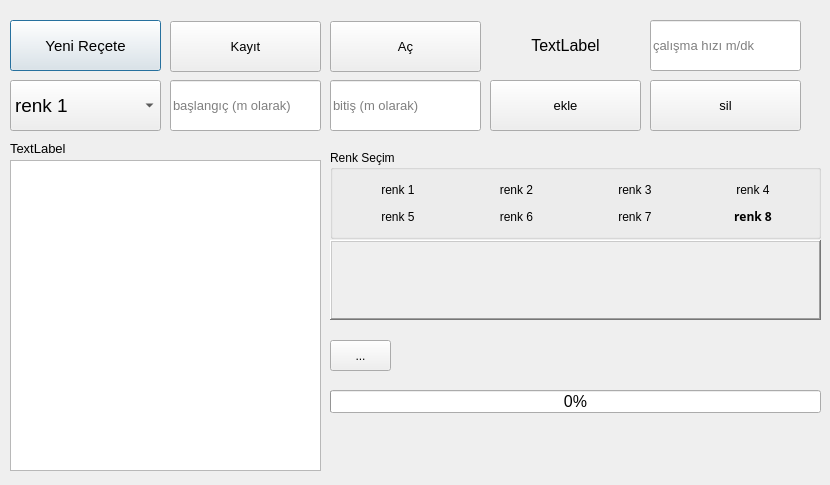
Old version of the form vpRecete.ui in the repository mbasaran77/my_pro001.
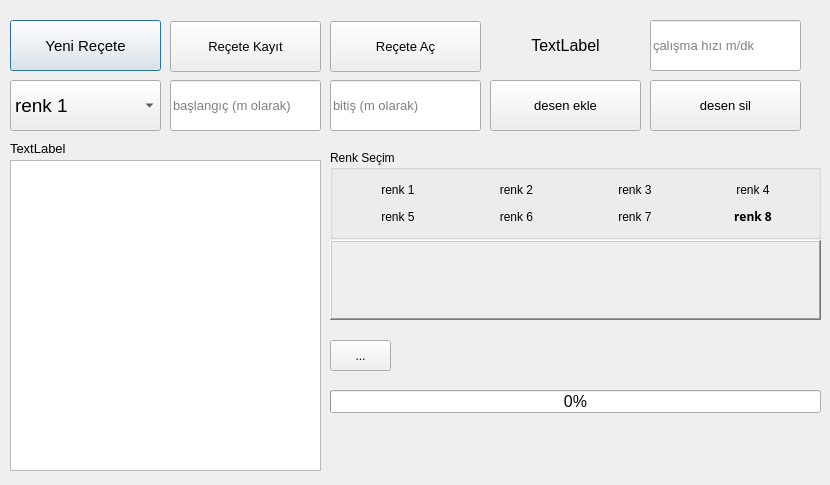
New version of the form.

```diff
--- a/vpRecete.ui
+++ b/vpRecete.ui
@@ -134,7 +134,7 @@
     </font>
    </property>
    <property name="text">
-    <string>Aç</string>
+    <string>Reçete Aç</string>
    </property>
   </widget>
   <widget class="QLabel" name="lblDosya">
@@ -182,7 +182,7 @@
     </font>
    </property>
    <property name="text">
-    <string>Kayıt</string>
+    <string>Reçete Kayıt</string>
    </property>
   </widget>
   <widget class="QLineEdit" name="lineEditSon">
@@ -236,7 +236,7 @@
     </font>
    </property>
    <property name="text">
-    <string>sil</string>
+    <string>desen sil</string>
    </property>
   </widget>
   <widget class="QPushButton" name="btnEkle">
@@ -260,7 +260,7 @@
     </font>
    </property>
    <property name="text">
-    <string>ekle</string>
+    <string>desen ekle</string>
    </property>
   </widget>
   <widget class="QLineEdit" name="lineEditBas">
```
